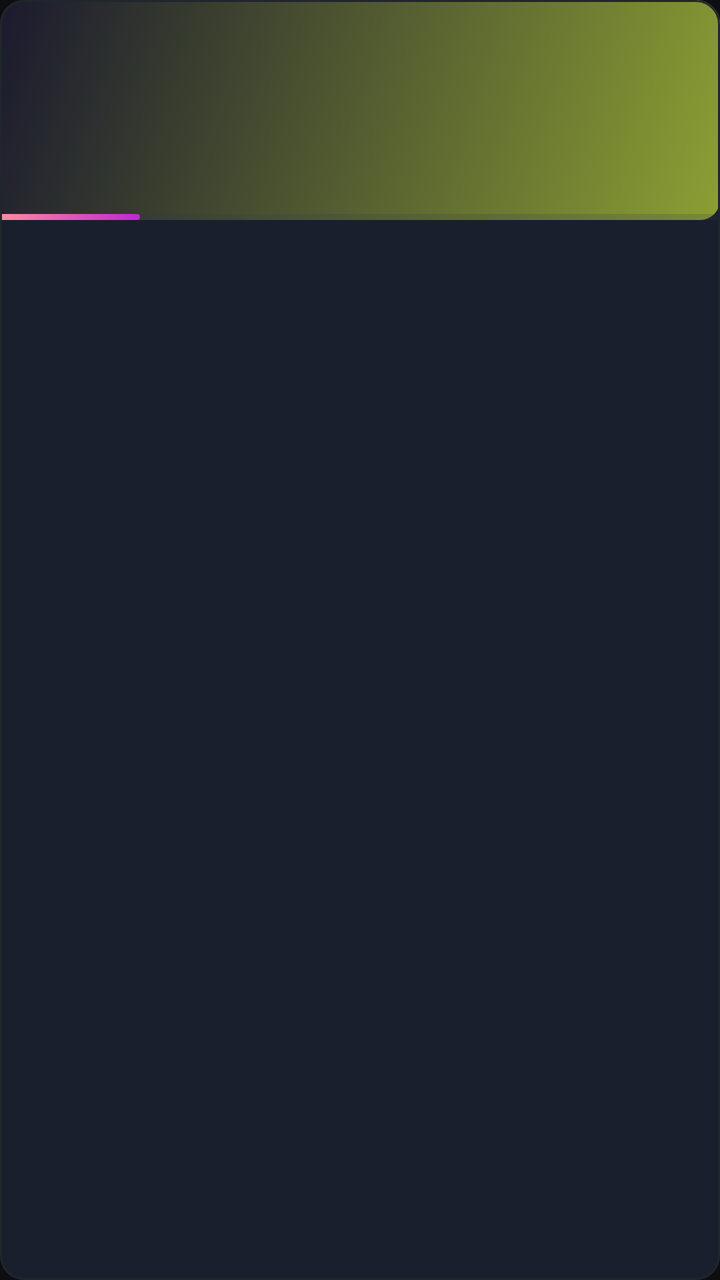
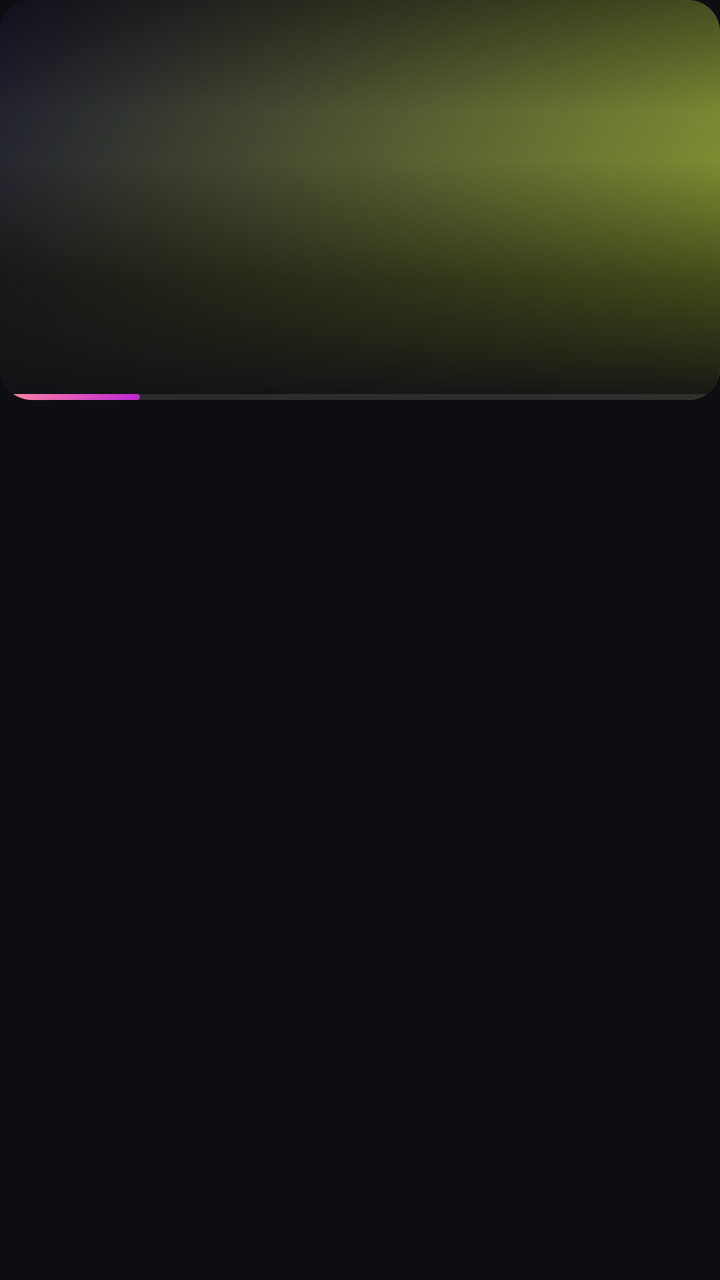

An Android layout rendered at two revisions. The XML below is the earlier revision; the diff shows what the commit changed to produce the second picture.
<!-- AndroidManifest.xml: application theme Theme.Meggy -->
<!-- res/layout/item_rail_card.xml -->
<?xml version="1.0" encoding="utf-8"?>
<com.google.android.material.card.MaterialCardView
    xmlns:android="http://schemas.android.com/apk/res/android"
    xmlns:app="http://schemas.android.com/apk/res-auto"
    android:layout_width="200dp"
    android:layout_height="wrap_content"
    android:layout_marginEnd="10dp"
    app:cardCornerRadius="12dp"
    app:cardElevation="0dp"
    app:cardBackgroundColor="#1A1F2E"
    app:strokeWidth="1dp"
    app:strokeColor="#21262D"
    android:focusable="true"
    android:focusableInTouchMode="true"
    android:clickable="true"
    android:foreground="?attr/selectableItemBackground">

    <LinearLayout
        android:layout_width="match_parent"
        android:layout_height="wrap_content"
        android:orientation="vertical">

        
        <FrameLayout
            android:layout_width="match_parent"
            android:layout_height="110dp">

            <View android:id="@+id/card_bg"
                android:layout_width="match_parent"
                android:layout_height="match_parent"
                android:background="@drawable/card_gradient_pink" />

            <TextView android:id="@+id/card_icon"
                android:layout_width="match_parent" android:layout_height="match_parent"
                android:gravity="center" android:textSize="36dp" />

            <View android:layout_width="match_parent" android:layout_height="3dp"
                android:layout_gravity="bottom" android:background="#33333355" />
            <View android:id="@+id/progress_bar"
                android:layout_width="70dp" android:layout_height="3dp"
                android:layout_gravity="bottom|start"
                android:background="@drawable/progress_gradient" />

            <TextView android:id="@+id/watched_badge"
                android:layout_width="22dp" android:layout_height="22dp"
                android:layout_gravity="top|end" android:layout_margin="6dp"
                android:background="@drawable/badge_watched" android:gravity="center"
                android:text="✓" android:textColor="#FFFFFF" android:textSize="11sp"
                android:visibility="gone" />
        </FrameLayout>

        
        <LinearLayout
            android:layout_width="match_parent"
            android:layout_height="wrap_content"
            android:orientation="vertical"
            android:padding="10dp">

            <TextView android:id="@+id/card_title"
                android:layout_width="match_parent" android:layout_height="wrap_content"
                android:textColor="#E6EDF3" android:textSize="13sp" android:textStyle="bold"
                android:maxLines="3" android:ellipsize="end" android:lineSpacingExtra="1dp" />

            <TextView android:id="@+id/card_subtitle"
                android:layout_width="match_parent" android:layout_height="wrap_content"
                android:textColor="#8B949E" android:textSize="11sp"
                android:layout_marginTop="3dp" android:maxLines="1" android:ellipsize="end" />

            <TextView android:id="@+id/continue_badge"
                android:layout_width="wrap_content" android:layout_height="wrap_content"
                android:layout_marginTop="5dp" android:paddingHorizontal="8dp" android:paddingVertical="2dp"
                android:background="@drawable/badge_resume" android:text="▶ continuar"
                android:textColor="#FF8B9F" android:textSize="10sp" android:visibility="gone" />
        </LinearLayout>
    </LinearLayout>
</com.google.android.material.card.MaterialCardView>
<!-- resources referenced by this layout -->
<resources>
  <!-- drawable badge_resume (drawable) -->
  <?xml version="1.0" encoding="utf-8"?>
  <shape xmlns:android="http://schemas.android.com/apk/res/android"
      android:shape="rectangle">
      <solid android:color="#33FF8B9F" />
      <corners android:radius="10dp" />
  </shape>
  <!-- drawable badge_watched (drawable) -->
  <?xml version="1.0" encoding="utf-8"?>
  <shape xmlns:android="http://schemas.android.com/apk/res/android" android:shape="oval">
      <solid android:color="#E63FB950" />
      <size android:width="20dp" android:height="20dp" />
  </shape>
  <!-- drawable card_gradient_pink (drawable) -->
  <?xml version="1.0" encoding="utf-8"?>
  <shape xmlns:android="http://schemas.android.com/apk/res/android" android:shape="rectangle">
      <gradient android:startColor="#FF8B9F33" android:endColor="#1a1a2e" android:angle="135" />
      <corners android:radius="10dp" />
  </shape>
  <!-- drawable progress_gradient (drawable) -->
  <?xml version="1.0" encoding="utf-8"?>
  <shape xmlns:android="http://schemas.android.com/apk/res/android" android:shape="rectangle">
      <gradient android:startColor="#FF8B9F" android:endColor="#C026D3" android:angle="0" />
      <corners android:radius="2dp" />
  </shape>
  <color name="md_primary">#FFFF8B9F</color>
  <color name="md_on_primary">#FF1A0A0F</color>
  <color name="md_primary_container">#FF7B1FA2</color>
  <color name="md_on_primary_container">#FFFFEAF1</color>
  <color name="md_secondary">#FFC026D3</color>
  <color name="md_on_secondary">#FF1A0A1F</color>
  <color name="md_secondary_container">#FF5A1B6E</color>
  <color name="md_on_secondary_container">#FFFBD7FF</color>
  <color name="md_background">#FF0D0E12</color>
  <color name="md_surface">#FF16181F</color>
  <color name="md_surface_variant">#FF232634</color>
  <color name="md_on_background">#FFEAEAF0</color>
  <color name="md_on_surface">#FFEAEAF0</color>
  <color name="md_on_surface_variant">#FFC0C4D0</color>
  <color name="md_outline">#FF3A3F4F</color>
  <color name="md_outline_variant">#FF2A2E3A</color>
  <color name="md_error">#FFCF6679</color>
  <color name="md_on_error">#FF600014</color>
  <color name="md_surface_container">#FF1B1E27</color>
  <!-- unchanged entries left out for length: 2 -->
</resources>

<!-- the commit's change to res/layout/item_rail_card.xml (unified diff, before → after) -->
@@ -1,76 +1,145 @@
 <?xml version="1.0" encoding="utf-8"?>
-<com.google.android.material.card.MaterialCardView
-    xmlns:android="http://schemas.android.com/apk/res/android"
+<FrameLayout xmlns:android="http://schemas.android.com/apk/res/android"
     xmlns:app="http://schemas.android.com/apk/res-auto"
     android:layout_width="200dp"
     android:layout_height="wrap_content"
-    android:layout_marginEnd="10dp"
-    app:cardCornerRadius="12dp"
-    app:cardElevation="0dp"
-    app:cardBackgroundColor="#1A1F2E"
-    app:strokeWidth="1dp"
-    app:strokeColor="#21262D"
+    android:layout_marginEnd="12dp"
     android:focusable="true"
     android:focusableInTouchMode="true"
     android:clickable="true"
     android:foreground="?attr/selectableItemBackground">
 
-    <LinearLayout
+    
+    <View
+        android:id="@+id/focus_ring"
+        android:layout_width="match_parent"
+        android:layout_height="match_parent"
+        android:background="@drawable/tile_focus_border"
+        android:visibility="invisible" />
+
+    <com.google.android.material.card.MaterialCardView
+        android:id="@+id/card_root"
         android:layout_width="match_parent"
         android:layout_height="wrap_content"
-        android:orientation="vertical">
+        app:cardCornerRadius="16dp"
+        app:cardElevation="0dp"
+        app:cardBackgroundColor="#0F1218"
+        app:strokeWidth="0dp"
+        app:strokeColor="@android:color/transparent">
 
-        
         <FrameLayout
             android:layout_width="match_parent"
-            android:layout_height="110dp">
+            android:layout_height="200dp">
 
-            <View android:id="@+id/card_bg"
+            
+            <View
+                android:id="@+id/card_bg"
                 android:layout_width="match_parent"
                 android:layout_height="match_parent"
                 android:background="@drawable/card_gradient_pink" />
 
-            <TextView android:id="@+id/card_icon"
-                android:layout_width="match_parent" android:layout_height="match_parent"
-                android:gravity="center" android:textSize="36dp" />
+            
+            <TextView
+                android:id="@+id/card_icon"
+                android:layout_width="match_parent"
+                android:layout_height="match_parent"
+                android:gravity="center"
+                android:textSize="44dp"
+                android:alpha="0.95" />
 
-            <View android:layout_width="match_parent" android:layout_height="3dp"
-                android:layout_gravity="bottom" android:background="#33333355" />
-            <View android:id="@+id/progress_bar"
-                android:layout_width="70dp" android:layout_height="3dp"
+            
+            <View
+                android:layout_width="match_parent"
+                android:layout_height="56dp"
+                android:layout_gravity="top"
+                android:background="@drawable/tile_overlay_top" />
+
+            
+            <View
+                android:layout_width="match_parent"
+                android:layout_height="120dp"
+                android:layout_gravity="bottom"
+                android:background="@drawable/tile_overlay_bottom" />
+
+            
+            <TextView
+                android:id="@+id/watched_badge"
+                android:layout_width="24dp"
+                android:layout_height="24dp"
+                android:layout_gravity="top|end"
+                android:layout_margin="10dp"
+                android:background="@drawable/badge_watched"
+                android:gravity="center"
+                android:text="✓"
+                android:textColor="#FFFFFF"
+                android:textSize="12sp"
+                android:visibility="gone" />
+
+            
+            <TextView
+                android:id="@+id/continue_badge"
+                android:layout_width="wrap_content"
+                android:layout_height="wrap_content"
+                android:layout_gravity="top|start"
+                android:layout_margin="10dp"
+                android:background="@drawable/badge_resume"
+                android:paddingHorizontal="9dp"
+                android:paddingVertical="3dp"
+                android:text="▶ continuar"
+                android:textColor="#FFFF8B9F"
+                android:textSize="10sp"
+                android:textStyle="bold"
+                android:visibility="gone" />
+
+            
+            <LinearLayout
+                android:layout_width="match_parent"
+                android:layout_height="wrap_content"
+                android:layout_gravity="bottom"
+                android:orientation="vertical"
+                android:paddingHorizontal="12dp"
+                android:paddingBottom="10dp">
+
+                <TextView
+                    android:id="@+id/card_title"
+                    android:layout_width="match_parent"
+                    android:layout_height="wrap_content"
+                    android:textColor="#FFFFFFFF"
+                    android:textSize="13sp"
+                    android:textStyle="bold"
+                    android:shadowColor="#80000000"
+                    android:shadowDx="0"
+                    android:shadowDy="1"
+                    android:shadowRadius="3"
+                    android:maxLines="2"
+                    android:ellipsize="end"
+                    android:lineSpacingExtra="1dp" />
+
+                <TextView
+                    android:id="@+id/card_subtitle"
+                    android:layout_width="match_parent"
+                    android:layout_height="wrap_content"
+                    android:textColor="#FFC0C4D0"
+                    android:textSize="10.5sp"
+                    android:layout_marginTop="2dp"
+                    android:maxLines="1"
+                    android:ellipsize="end"
+                    android:alpha="0.92" />
+            </LinearLayout>
+
+            
+            <View
+                android:layout_width="match_parent"
+                android:layout_height="3dp"
+                android:layout_gravity="bottom"
+                android:background="#1AFFFFFF" />
+
+            <View
+                android:id="@+id/progress_bar"
+                android:layout_width="70dp"
+                android:layout_height="3dp"
                 android:layout_gravity="bottom|start"
                 android:background="@drawable/progress_gradient" />
-
-            <TextView android:id="@+id/watched_badge"
-                android:layout_width="22dp" android:layout_height="22dp"
-                android:layout_gravity="top|end" android:layout_margin="6dp"
-                android:background="@drawable/badge_watched" android:gravity="center"
-                android:text="✓" android:textColor="#FFFFFF" android:textSize="11sp"
-                android:visibility="gone" />
         </FrameLayout>
-
-        
-        <LinearLayout
-            android:layout_width="match_parent"
-            android:layout_height="wrap_content"
-            android:orientation="vertical"
-            android:padding="10dp">
-
-            <TextView android:id="@+id/card_title"
-                android:layout_width="match_parent" android:layout_height="wrap_content"
-                android:textColor="#E6EDF3" android:textSize="13sp" android:textStyle="bold"
-                android:maxLines="3" android:ellipsize="end" android:lineSpacingExtra="1dp" />
-
-            <TextView android:id="@+id/card_subtitle"
-                android:layout_width="match_parent" android:layout_height="wrap_content"
-                android:textColor="#8B949E" android:textSize="11sp"
-                android:layout_marginTop="3dp" android:maxLines="1" android:ellipsize="end" />
-
-            <TextView android:id="@+id/continue_badge"
-                android:layout_width="wrap_content" android:layout_height="wrap_content"
-                android:layout_marginTop="5dp" android:paddingHorizontal="8dp" android:paddingVertical="2dp"
-                android:background="@drawable/badge_resume" android:text="▶ continuar"
-                android:textColor="#FF8B9F" android:textSize="10sp" android:visibility="gone" />
-        </LinearLayout>
-    </LinearLayout>
-</com.google.android.material.card.MaterialCardView>
+    </com.google.android.material.card.MaterialCardView>
+</FrameLayout>
<!-- resource entries referenced after the edit -->
@@ -25,6 +25,59 @@
       <gradient android:startColor="#FF8B9F" android:endColor="#C026D3" android:angle="0" />
       <corners android:radius="2dp" />
   </shape>
+  <!-- drawable tile_focus_border (drawable) -->
+  <?xml version="1.0" encoding="utf-8"?>
+  <layer-list xmlns:android="http://schemas.android.com/apk/res/android">
+      
+      <item>
+          <shape android:shape="rectangle">
+              <solid android:color="@android:color/transparent" />
+              <stroke android:width="2dp" android:color="#33FF8B9F" />
+              <corners android:radius="18dp" />
+              <padding
+                  android:left="6dp"
+                  android:top="6dp"
+                  android:right="6dp"
+                  android:bottom="6dp" />
+          </shape>
+      </item>
+      
+      <item>
+          <shape android:shape="rectangle">
+              <solid android:color="@android:color/transparent" />
+              <stroke android:width="2dp" android:color="#FFFF8B9F" />
+              <corners android:radius="14dp" />
+              <padding
+                  android:left="2dp"
+                  android:top="2dp"
+                  android:right="2dp"
+                  android:bottom="2dp" />
+          </shape>
+      </item>
+  </layer-list>
+  <!-- drawable tile_overlay_bottom (drawable) -->
+  <?xml version="1.0" encoding="utf-8"?>
+  <shape xmlns:android="http://schemas.android.com/apk/res/android"
+      android:shape="rectangle">
+      <gradient
+          android:startColor="#00000000"
+          android:centerColor="#80000000"
+          android:endColor="#F00D0E12"
+          android:angle="270"
+          android:type="linear" />
+      <corners android:radius="0dp" />
+  </shape>
+  <!-- drawable tile_overlay_top (drawable) -->
+  <?xml version="1.0" encoding="utf-8"?>
+  <shape xmlns:android="http://schemas.android.com/apk/res/android"
+      android:shape="rectangle">
+      <gradient
+          android:startColor="#66000000"
+          android:endColor="#00000000"
+          android:angle="270"
+          android:type="linear" />
+      <corners android:radius="0dp" />
+  </shape>
   <color name="md_primary">#FFFF8B9F</color>
   <color name="md_on_primary">#FF1A0A0F</color>
   <color name="md_primary_container">#FF7B1FA2</color>
